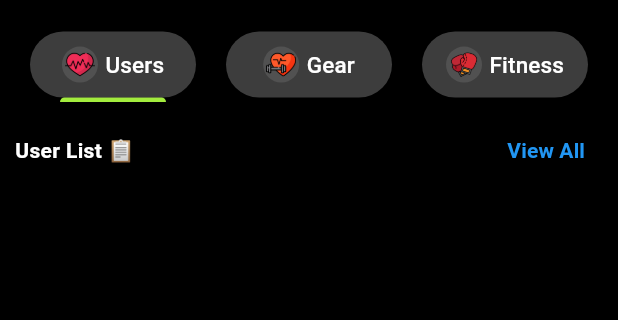
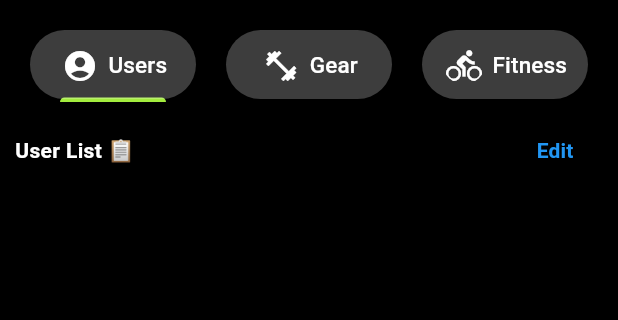
Before and after one commit to Moin1323/gym_mate_admin, a Flutter app: the HomeView screen opened directly, on a phone screen of 412 x 824 dp, the part 368-688 px from its top. Run offline on Flutter 3.47's test engine with Material 3 defaults, Android fonts, the phone set to English and light mode, and no system bars; our stand-ins replace cloud_firestore, firebase_auth, firebase_core, firebase_messaging, flutter_local_notifications, fluttertoast and 3 more; accounts and stored records are empty.

Commit message:
INIT : HOMESCREEN | homescreen issue resolved

```diff
--- a/lib/view/dashboard/home/widgets/tab_bar_view_widget.dart
+++ b/lib/view/dashboard/home/widgets/tab_bar_view_widget.dart
@@ -10,8 +10,6 @@
 
   @override
   Widget build(BuildContext context) {
-    print("Equipment List: ${userController.equipments}");
-
     return Expanded(
       child: Obx(() {
         if (userController.isLoading.value) {
@@ -22,20 +20,22 @@
               // First Tab - User Details with user icon
               UserDetailsTab(
                 users: userController.usersList,
+                isLoading: userController.isLoading.value,
               ),
 
               // Second Tab - List of equipment
               EquipmentTab(
-                equipments: userController.equipments ??
-                    [], // Your list of equipment from the controller
+                equipments: userController.equipments ?? [],
                 isLoading: userController.isLoading.value,
               ),
 
+              // Third Tab - List of popular exercises
               PopularTrainings(
-                trainings: userController.exercises['all'] ??
-                    [], // Accessing all exercises
+                cardio: userController.exercises['cardio'] ?? [],
+                boxing: userController.exercises['boxing'] ?? [],
+                gym: userController.exercises['gym'] ?? [],
                 isLoading: userController.isLoading.value,
-                title: 'Exercises',
+                title: 'Cardio',
               ),
             ],
           );
--- a/lib/view/dashboard/home/widgets/tab_bar_widget.dart
+++ b/lib/view/dashboard/home/widgets/tab_bar_widget.dart
@@ -15,15 +15,15 @@
       tabs: const [
         TabrComponent(
           label: 'Users',
-          imageAsset: 'lib/assets/images/cardio2.png',
+          icon: Icons.account_circle,
         ),
         TabrComponent(
           label: 'Gear',
-          imageAsset: 'lib/assets/images/dumbbell.png',
+          icon: Icons.fitness_center,
         ),
         TabrComponent(
           label: 'Fitness',
-          imageAsset: 'lib/assets/images/boxing.png',
+          icon: Icons.directions_bike,
         ),
       ],
     );
--- a/lib/view/dashboard/home/widgets/tb_component.dart
+++ b/lib/view/dashboard/home/widgets/tb_component.dart
@@ -1,12 +1,13 @@
 import 'package:flutter/material.dart';
+import 'package:gym_mate_admin/res/colors/app_colors.dart';
 
 class TabrComponent extends StatelessWidget {
-  final String imageAsset; // Image asset path
+  final IconData icon; // Image asset path
   final String label; // Text label for the tab
 
   const TabrComponent({
     super.key,
-    required this.imageAsset,
+    required this.icon,
     required this.label,
   });
 
@@ -23,25 +24,20 @@
           child: Row(
             mainAxisAlignment: MainAxisAlignment.center, // Center the content
             children: [
-              CircleAvatar(
-                backgroundColor:
-                    Colors.white10, // Background color for the avatar
-                radius: 12, // Size of the CircleAvatar
-                child: ClipOval(
-                  child: Padding(
-                    padding: const EdgeInsets.all(2.0),
-                    child: Image.asset(
-                      imageAsset, // Use the imageAsset parameter
-                      fit: BoxFit.cover,
-                    ),
+              ClipOval(
+                child: Padding(
+                  padding: const EdgeInsets.all(2.0),
+                  child: Icon(
+                    icon,
+                    color: AppColors.secondary,
                   ),
                 ),
               ),
               const SizedBox(width: 5),
               Text(
                 label, // Use the label parameter
-                style: const TextStyle(
-                  color: Colors.white, // Text color
+                style: TextStyle(
+                  color: AppColors.secondary, // Text color
                   fontSize: 15, // Font size
                 ),
               ),
```
Also changed, not shown: lib/repository/user_repository/user_repository.dart (+51 -9 lines), lib/services/equipment_service.dart (+13 -4 lines), lib/services/exercise_service.dart (+13 -8 lines), lib/view/dashboard/home/widgets/exercise_component.dart (+78 -40 lines).
